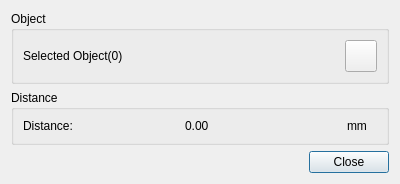
First picture: the form in Code/GeometryWidgets/dialogMeasureDistance.ui, repository DISOGitHub/FastCAE, before the edit.
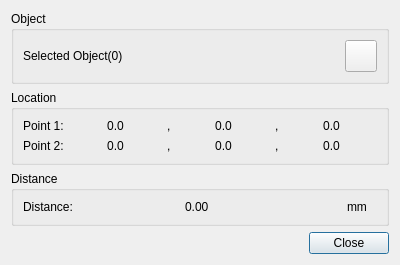
Second picture: the form after the edit. Icons and pictures are not drawn.

```diff
--- a/Code/GeometryWidgets/dialogMeasureDistance.ui
+++ b/Code/GeometryWidgets/dialogMeasureDistance.ui
@@ -7,62 +7,33 @@
     <x>0</x>
     <y>0</y>
     <width>400</width>
-    <height>181</height>
+    <height>251</height>
    </rect>
   </property>
   <property name="windowTitle">
    <string>Distance</string>
   </property>
   <layout class="QGridLayout" name="gridLayout_3">
-   <item row="1" column="0" colspan="2">
-    <widget class="QGroupBox" name="groupBox_2">
-     <property name="title">
-      <string>Distance</string>
-     </property>
-     <layout class="QGridLayout" name="gridLayout">
-      <item row="0" column="0">
-       <widget class="QLabel" name="label">
-        <property name="text">
-         <string>Distance:</string>
-        </property>
-       </widget>
-      </item>
-      <item row="0" column="1">
-       <widget class="QLabel" name="disLabel">
-        <property name="text">
-         <string>0.00</string>
-        </property>
-       </widget>
-      </item>
-      <item row="0" column="2">
-       <widget class="QLabel" name="label_3">
-        <property name="sizePolicy">
-         <sizepolicy hsizetype="Minimum" vsizetype="Preferred">
-          <horstretch>0</horstretch>
-          <verstretch>0</verstretch>
-         </sizepolicy>
-        </property>
-        <property name="maximumSize">
-         <size>
-          <width>30</width>
-          <height>16777215</height>
-         </size>
-        </property>
-        <property name="text">
-         <string>mm</string>
-        </property>
-       </widget>
-      </item>
-     </layout>
-    </widget>
-   </item>
-   <item row="2" column="1">
+   <item row="3" column="1">
     <widget class="QPushButton" name="closeButton">
      <property name="text">
       <string>Close</string>
      </property>
     </widget>
    </item>
+   <item row="3" column="0">
+    <spacer name="horizontalSpacer_2">
+     <property name="orientation">
+      <enum>Qt::Horizontal</enum>
+     </property>
+     <property name="sizeHint" stdset="0">
+      <size>
+       <width>40</width>
+       <height>20</height>
+      </size>
+     </property>
+    </spacer>
+   </item>
    <item row="0" column="0" colspan="2">
     <widget class="QGroupBox" name="groupBox">
      <property name="title">
@@ -123,18 +94,190 @@
      </layout>
     </widget>
    </item>
-   <item row="2" column="0">
-    <spacer name="horizontalSpacer_2">
-     <property name="orientation">
-      <enum>Qt::Horizontal</enum>
+   <item row="1" column="0" colspan="2">
+    <widget class="QGroupBox" name="groupBox_3">
+     <property name="title">
+      <string>Location</string>
      </property>
-     <property name="sizeHint" stdset="0">
-      <size>
-       <width>40</width>
-       <height>20</height>
-      </size>
+     <layout class="QFormLayout" name="formLayout">
+      <item row="0" column="0">
+       <widget class="QLabel" name="label_2">
+        <property name="text">
+         <string>Point 1:</string>
+        </property>
+       </widget>
+      </item>
+      <item row="0" column="1">
+       <layout class="QHBoxLayout" name="horizontalLayout">
+        <item>
+         <widget class="QLabel" name="X1">
+          <property name="text">
+           <string>0.0</string>
+          </property>
+          <property name="alignment">
+           <set>Qt::AlignCenter</set>
+          </property>
+         </widget>
+        </item>
+        <item>
+         <widget class="QLabel" name="label_4">
+          <property name="maximumSize">
+           <size>
+            <width>5</width>
+            <height>16777215</height>
+           </size>
+          </property>
+          <property name="text">
+           <string>,</string>
+          </property>
+         </widget>
+        </item>
+        <item>
+         <widget class="QLabel" name="Y1">
+          <property name="text">
+           <string>0.0</string>
+          </property>
+          <property name="alignment">
+           <set>Qt::AlignCenter</set>
+          </property>
+         </widget>
+        </item>
+        <item>
+         <widget class="QLabel" name="label_8">
+          <property name="maximumSize">
+           <size>
+            <width>5</width>
+            <height>16777215</height>
+           </size>
+          </property>
+          <property name="text">
+           <string>,</string>
+          </property>
+         </widget>
+        </item>
+        <item>
+         <widget class="QLabel" name="Z1">
+          <property name="text">
+           <string>0.0</string>
+          </property>
+          <property name="alignment">
+           <set>Qt::AlignCenter</set>
+          </property>
+         </widget>
+        </item>
+       </layout>
+      </item>
+      <item row="1" column="0">
+       <widget class="QLabel" name="label_14">
+        <property name="text">
+         <string>Point 2:</string>
+        </property>
+       </widget>
+      </item>
+      <item row="1" column="1">
+       <layout class="QHBoxLayout" name="horizontalLayout_2">
+        <item>
+         <widget class="QLabel" name="X2">
+          <property name="text">
+           <string>0.0</string>
+          </property>
+          <property name="alignment">
+           <set>Qt::AlignCenter</set>
+          </property>
+         </widget>
+        </item>
+        <item>
+         <widget class="QLabel" name="label_11">
+          <property name="maximumSize">
+           <size>
+            <width>5</width>
+            <height>16777215</height>
+           </size>
+          </property>
+          <property name="text">
+           <string>,</string>
+          </property>
+         </widget>
+        </item>
+        <item>
+         <widget class="QLabel" name="Y2">
+          <property name="text">
+           <string>0.0</string>
+          </property>
+          <property name="alignment">
+           <set>Qt::AlignCenter</set>
+          </property>
+         </widget>
+        </item>
+        <item>
+         <widget class="QLabel" name="label_9">
+          <property name="maximumSize">
+           <size>
+            <width>5</width>
+            <height>16777215</height>
+           </size>
+          </property>
+          <property name="text">
+           <string>,</string>
+          </property>
+         </widget>
+        </item>
+        <item>
+         <widget class="QLabel" name="Z2">
+          <property name="text">
+           <string>0.0</string>
+          </property>
+          <property name="alignment">
+           <set>Qt::AlignCenter</set>
+          </property>
+         </widget>
+        </item>
+       </layout>
+      </item>
+     </layout>
+    </widget>
+   </item>
+   <item row="2" column="0" colspan="2">
+    <widget class="QGroupBox" name="groupBox_2">
+     <property name="title">
+      <string>Distance</string>
      </property>
-    </spacer>
+     <layout class="QGridLayout" name="gridLayout">
+      <item row="0" column="0">
+       <widget class="QLabel" name="label">
+        <property name="text">
+         <string>Distance:</string>
+        </property>
+       </widget>
+      </item>
+      <item row="0" column="1">
+       <widget class="QLabel" name="disLabel">
+        <property name="text">
+         <string>0.00</string>
+        </property>
+       </widget>
+      </item>
+      <item row="0" column="2">
+       <widget class="QLabel" name="label_3">
+        <property name="sizePolicy">
+         <sizepolicy hsizetype="Minimum" vsizetype="Preferred">
+          <horstretch>0</horstretch>
+          <verstretch>0</verstretch>
+         </sizepolicy>
+        </property>
+        <property name="maximumSize">
+         <size>
+          <width>30</width>
+          <height>16777215</height>
+         </size>
+        </property>
+        <property name="text">
+         <string>mm</string>
+        </property>
+       </widget>
+      </item>
+     </layout>
+    </widget>
    </item>
   </layout>
  </widget>
```
